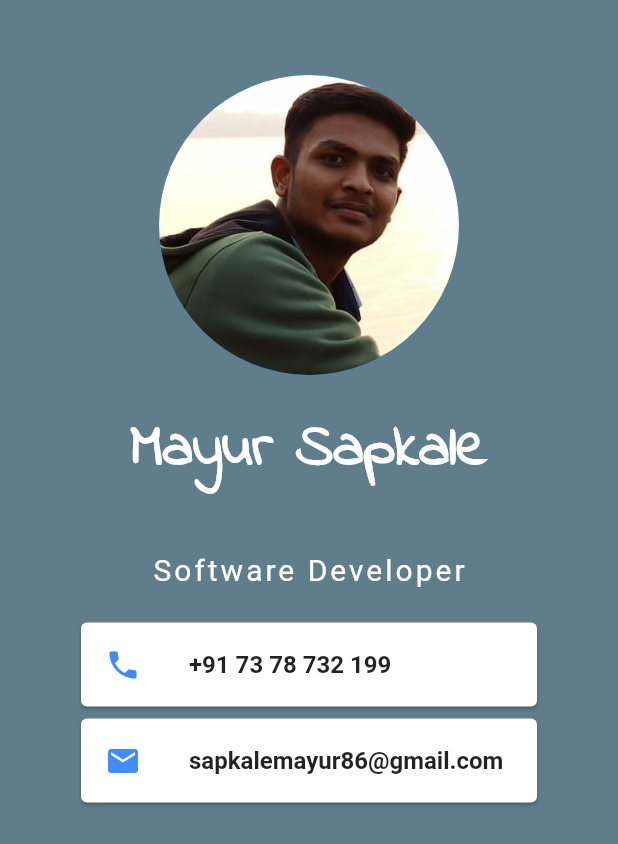
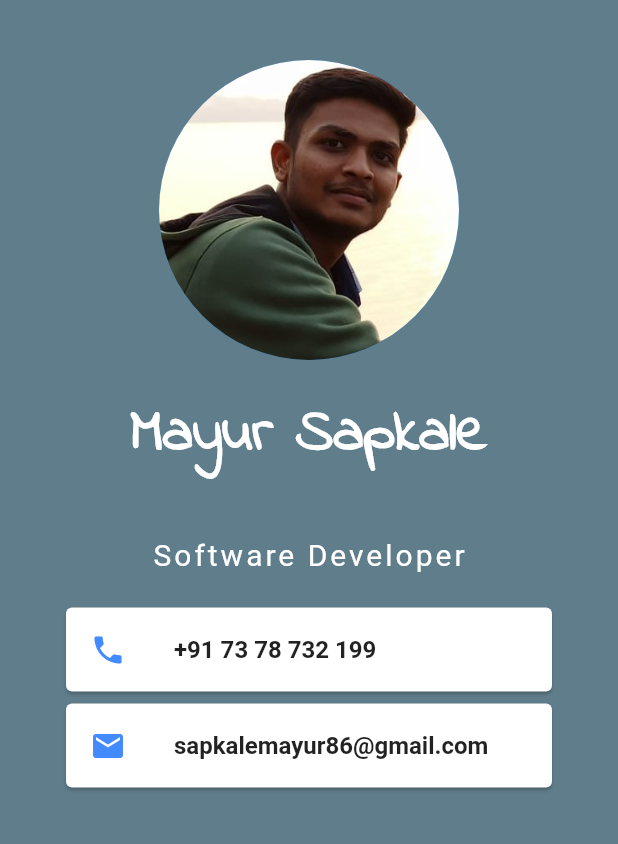
Before and after one commit to sapkalemayur86/Learning_Flutter, a Flutter app: the screen it shows after launch, on a phone screen of 412 x 824 dp. Shown: the top 844 px of the screen. Run offline on Flutter 3.47's test engine with Material 2 defaults, Android fonts, the phone set to English and light mode, and no system bars.

Commit message:
padding change

```diff
--- a/lib/main.dart
+++ b/lib/main.dart
@@ -66,7 +66,7 @@ class MyApp extends StatelessWidget {
               )
             ],
           ),
-          padding: EdgeInsets.all(50),
+          padding: EdgeInsets.all(40),
         ),
       ),
     );
```
